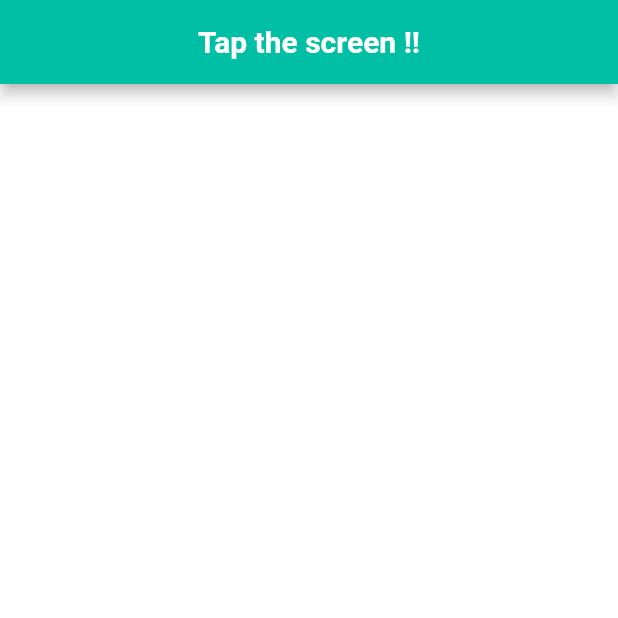
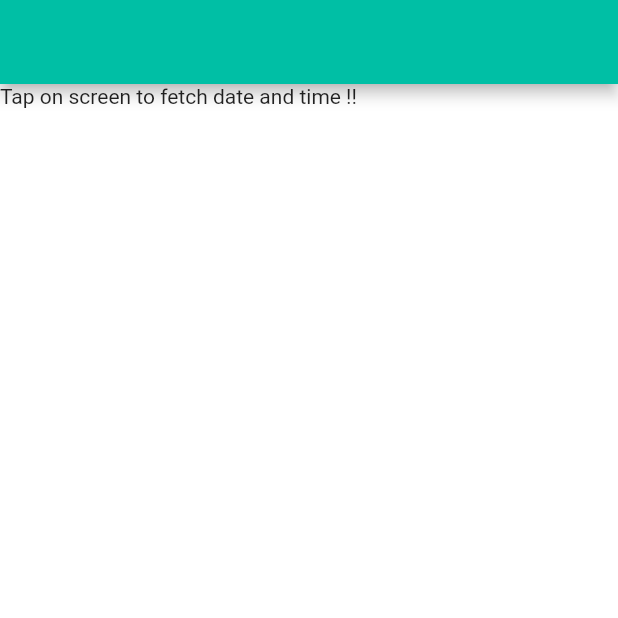
Before and after one commit to Selin-Yigit/InheritedWidget_BasicStateManagement, a Flutter app: the screen it shows after launch, on a phone screen of 412 x 824 dp, the top half of it. Run offline on Flutter 3.47's test engine with Material 2 defaults, Android fonts, the phone set to English and light mode, and no system bars.

Commit message:
DateTimeWidget yazıldı ve proje tamamlandı.

```diff
--- /dev/null
+++ b/lib/DateTimeWidget.dart
@@ -0,0 +1,13 @@
+import 'package:flutter/material.dart';
+import 'package:statefulapp_course/ApiProvider.dart';
+
+class DateTimeWidget extends StatelessWidget {
+  const DateTimeWidget({super.key});
+
+  @override
+  Widget build(BuildContext context) {
+    //mevcut bulunan api'ın kopyasını verdik.
+    final api = ApiProvider.of(context).api;
+    return Text(api.dateAndtime ?? 'Tap on screen to fetch date and time !!');
+  }
+}
--- a/lib/homePage.dart
+++ b/lib/homePage.dart
@@ -1,4 +1,6 @@
 import 'package:flutter/material.dart';
+import 'package:statefulapp_course/ApiProvider.dart';
+import 'package:statefulapp_course/DateTimeWidget.dart';
 
 class HomePage extends StatefulWidget {
   const HomePage({super.key});
@@ -8,26 +10,40 @@ class HomePage extends StatefulWidget {
 }
 
 class _HomePageState extends State<HomePage> {
-  String title = "Tap the screen !!";
+  //DateTimeWidget'ın yeniden çizilip çizilmeyeceğini kontrol etmek için kullanacağız. null yazma sebebi
+  //uygulama ilk çalıştırıldığında elimizde herhangi bir değerin bulnmaması.
+  ValueKey _textKey = const ValueKey<String?>(null);
+
   @override
   Widget build(BuildContext context) {
     return Scaffold(
       appBar: AppBar(
         title: Text(
-          title,
+          //ApiProvider'da dateandtime bilgisi varsa onu yazdır yoksa boş string yazdır.
+          //ApiProvider'a ulaşabildik çünkü HomePage zaten ApiProvider'ın child'ı. (Main sayfasına bak.)
+          ApiProvider.of(context).api.dateAndtime ?? '',
           style: TextStyle(color: Colors.white, fontWeight: FontWeight.bold),
         ),
         centerTitle: true,
         backgroundColor: Colors.tealAccent.shade700,
       ),
       body: GestureDetector(
-        onTap: () {
+        onTap: () async {
+          final api = ApiProvider.of(context).api;
+          final dateAndTime = await api.getDateAndTime();
           setState(() {
-            title = DateTime.now().toIso8601String();
+            //Flutter, element tree'deki homepage'e bağlı stateful widget için ilgili elementi rebuilt olması iin işaretler.
+            //bu sayede, _textKey'e bağlı her şeyin rebuilt edilmesi gerektiğini belirtir.
+            _textKey = ValueKey(dateAndTime);
           });
         },
-        child: Container(
-          color: Colors.white,
+        child: SizedBox.expand(
+          child: Container(
+            color: Colors.white,
+            child: DateTimeWidget(
+              key: _textKey,
+            ),
+          ),
         ),
       ),
     );
```
